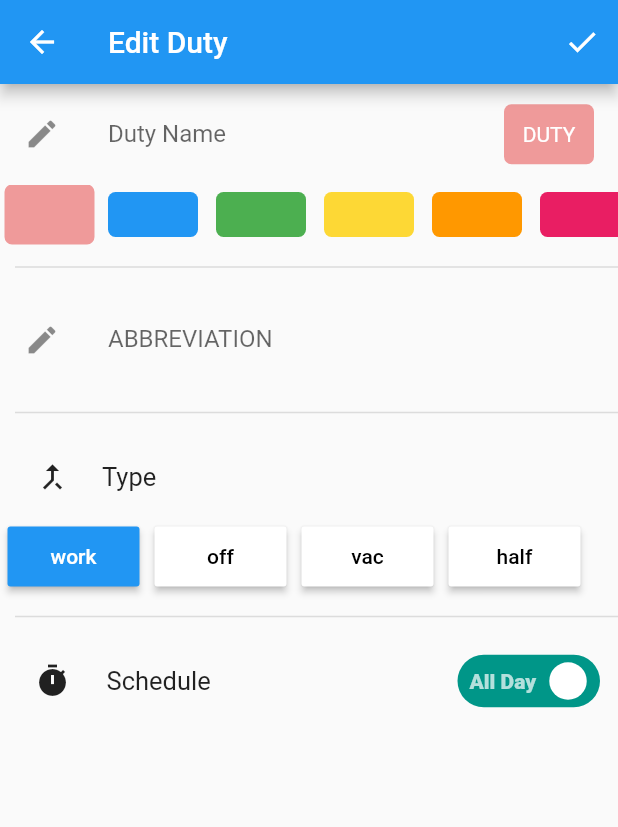
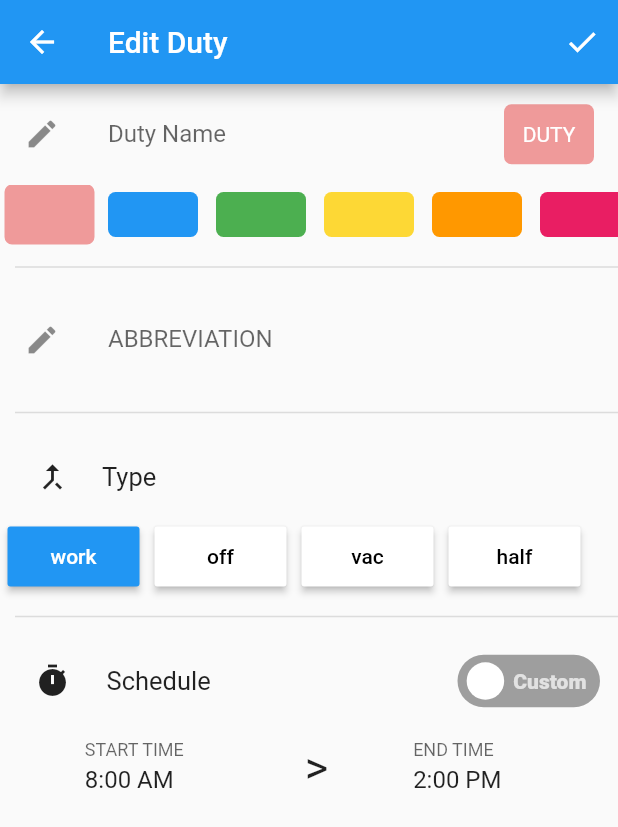
Before and after one commit to enpartha/manage_duty_3, a Flutter app: the EditDutyPage screen opened by its route, after a tap on "Custom", after a tap on "work", on a phone screen of 412 x 824 dp. Shown: the top 827 px of the screen. Run offline on Flutter 3.47's test engine with Material 2 defaults, Android fonts, the phone set to English and light mode, and no system bars; network calls fail.

Commit message:
Custom Switch Animation Modified

```diff
--- a/lib/screens/edit_duty_page.dart
+++ b/lib/screens/edit_duty_page.dart
@@ -38,14 +38,14 @@ class _EditDutyPageState extends State<EditDutyPage> {
 
   TimeOfDay selectedTime = TimeOfDay.now();
 
-  var isAllDay = false;
+  static var isAllDay = false;
 
   TimeOfDay stringToTimeOfDay(String tod) {
     final format = DateFormat.jm(); //"6:00 AM"
     return TimeOfDay.fromDateTime(format.parse(tod));
   }
 
-  Future<Null> _selectStartTime(BuildContext context) async {
+  Future<void> _selectStartTime(BuildContext context) async {
     selectedTime = stringToTimeOfDay(_startTimeCtrlr.text);
     final TimeOfDay? pickedTime = await showTimePicker(
       context: context,
@@ -64,7 +64,7 @@ class _EditDutyPageState extends State<EditDutyPage> {
     }
   }
 
-  Future<Null> _selectEndTime(BuildContext context) async {
+  Future<void> _selectEndTime(BuildContext context) async {
     selectedTime = stringToTimeOfDay(_endTimeCtrlr.text);
     final TimeOfDay? pickedTime = await showTimePicker(
       context: context,
@@ -180,40 +180,26 @@ class _EditDutyPageState extends State<EditDutyPage> {
   void typeButtonAction() {
     switch (_typeButton) {
       case 0:
+        setState(() {
           isAllDay = false;
-        CustomSwitch(value: isAllDay).switchMoveReverse();
+        });
         break;
       case 1:
+        setState(() {
           isAllDay = true;
-        CustomSwitch(
-          activeColor: Colors.teal,
-          value: isAllDay,
-          onChanged: (value) {
-            print("VALUE : $value");
-            setState(() {
-              isAllDay = value;
         });
-          },
-        ).switchMoveForward();
         setTimeDuty(isAllDay);
         break;
       case 2:
+        setState(() {
           isAllDay = true;
-        CustomSwitch(
-          activeColor: Colors.teal,
-          value: isAllDay,
-          onChanged: (value) {
-            print("VALUE : $value");
-            setState(() {
-              isAllDay = value;
         });
-          },
-        ).switchMoveForward();
         setTimeDuty(isAllDay);
         break;
       case 3:
+        setState(() {
           isAllDay = false;
-        CustomSwitch(value: isAllDay).switchMoveReverse();
+        });
         break;
       default:
     }
@@ -428,7 +414,8 @@ class _EditDutyPageState extends State<EditDutyPage> {
                         indent: 10,
                         thickness: 1,
                       ),
-                      Padding(
+                      Container(
+                        width: MediaQuery.of(context).size.width,
                         padding: const EdgeInsets.only(left: 7.0),
                         child: Row(
                           mainAxisAlignment: MainAxisAlignment.spaceBetween,
--- a/lib/widget/custom_switch.dart
+++ b/lib/widget/custom_switch.dart
@@ -1,7 +1,3 @@
-library custom_switch;
-
-import 'dart:ffi';
-
 import 'package:flutter/material.dart';
 
 class CustomSwitch extends StatefulWidget {
@@ -9,15 +5,11 @@ class CustomSwitch extends StatefulWidget {
   final ValueChanged<bool>? onChanged;
   final Color? activeColor;
 
-  const CustomSwitch(
-      {Key? key, this.value = false, this.onChanged, this.activeColor})
+  CustomSwitch({Key? key, this.value = false, this.onChanged, this.activeColor})
       : super(key: key);
 
   @override
   _CustomSwitchState createState() => _CustomSwitchState();
-
-  void switchMoveForward() => _CustomSwitchState().switchMoveForward();
-  void switchMoveReverse() => _CustomSwitchState().switchMoveReverse();
 }
 
 class _CustomSwitchState extends State<CustomSwitch>
@@ -29,7 +21,7 @@ class _CustomSwitchState extends State<CustomSwitch>
   void initState() {
     super.initState();
     _animationController =
-        AnimationController(vsync: this, duration: Duration(milliseconds: 60));
+        AnimationController(vsync: this, duration: Duration(milliseconds: 200));
     _circleAnimation = AlignmentTween(
             begin: widget.value ? Alignment.centerRight : Alignment.centerLeft,
             end: widget.value ? Alignment.centerLeft : Alignment.centerRight)
@@ -37,29 +29,16 @@ class _CustomSwitchState extends State<CustomSwitch>
             parent: _animationController, curve: Curves.linear));
   }
 
-  void switchMoveForward() {
-    setState(() {
-      _animationController.forward();
-      //  triggerCustomSwitch();
-    });
-  }
-
-  void switchMoveReverse() {
-    setState(() {
-      if (_animationController.isCompleted) {
-        _animationController.reverse();
-      }
-      //   triggerCustomSwitch();
-    });
-  }
-
-  //Widget? triggerCustomSwitch() {}
-
   @override
   Widget build(BuildContext context) {
     return AnimatedBuilder(
       animation: _animationController,
       builder: (context, child) {
+        if (widget.value) {
+          _animationController.forward();
+        } else {
+          _animationController.reverse();
+        }
         return GestureDetector(
           onTap: () {
             if (_animationController.isCompleted) {
--- a/pubspec.yaml
+++ b/pubspec.yaml
@@ -24,7 +24,6 @@ dependencies:
   flutter:
     sdk: flutter
   cupertino_icons: ^1.0.2
-  custom_switch: ^0.0.1
   http: ^0.13.3
   intl: ^0.17.0
   provider: ^5.0.0
```
Also changed, not shown: pubspec.lock. Lines whose indentation alone changed are shown as unchanged.
